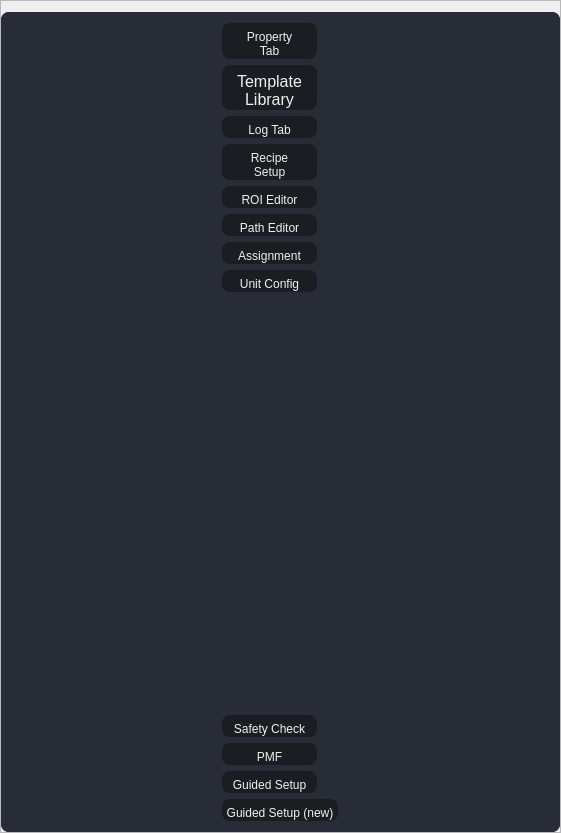
AtlasJ/Pogo, file VisionApp/ExtendedMenu.ui: the form before one commit.
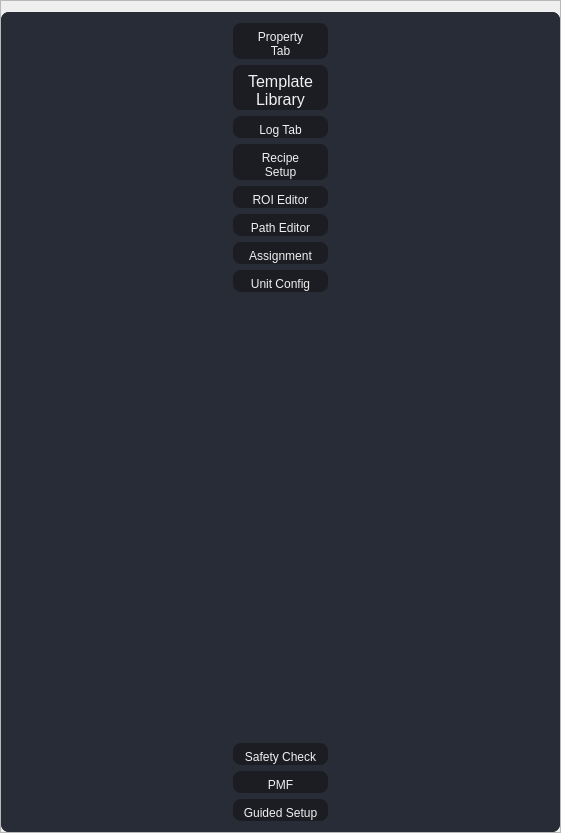
The form after the commit. The open tabs and pages were chosen to show the change. Icons and pictures are not drawn.

Commit message: Guided Setup: cutover - every START runs it, the old page and Z search frames are gone (step 6)

Patch:
```diff
--- a/VisionApp/ExtendedMenu.ui
+++ b/VisionApp/ExtendedMenu.ui
@@ -707,35 +707,6 @@
                </widget>
               </item>
               <item row="11" column="0">
-               <widget class="QToolButton" name="toolButtonGuidedSetup">
-                <property name="minimumSize">
-                 <size>
-                  <width>95</width>
-                  <height>0</height>
-                 </size>
-                </property>
-                <property name="toolTip">
-                 <string>Teach the fiducials and the unit grid step by step, with the camera centring itself on each circle.</string>
-                </property>
-                <property name="text">
-                 <string>Guided Setup</string>
-                </property>
-                <property name="icon">
-                 <iconset resource="VisionApp.qrc">
-                  <normaloff>:/8Icon/Icon/icon8/icons8-crosshair-80.png</normaloff>:/8Icon/Icon/icon8/icons8-crosshair-80.png</iconset>
-                </property>
-                <property name="iconSize">
-                 <size>
-                  <width>60</width>
-                  <height>60</height>
-                 </size>
-                </property>
-                <property name="toolButtonStyle">
-                 <enum>Qt::ToolButtonTextUnderIcon</enum>
-                </property>
-               </widget>
-              </item>
-              <item row="12" column="0">
                <widget class="QToolButton" name="toolButtonGuidedSetup2">
                 <property name="minimumSize">
                  <size>
@@ -747,7 +718,7 @@
                  <string>The new Guided Setup: fid0, the four corners, slots, units and inspection points, per recipe. Engineers only.</string>
                 </property>
                 <property name="text">
-                 <string>Guided Setup (new)</string>
+                 <string>Guided Setup</string>
                 </property>
                 <property name="icon">
                  <iconset resource="VisionApp.qrc">
```
Left out of the diff: 2 changed lines with no effect on the pictures. The commit also changes 18 other files.
